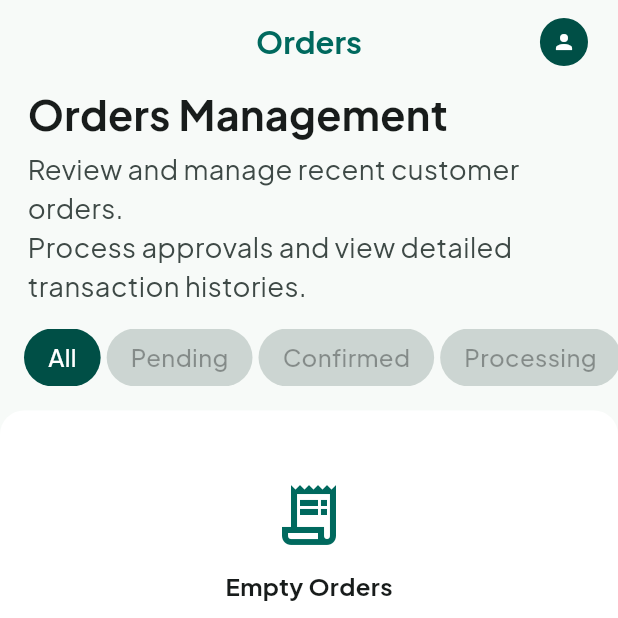
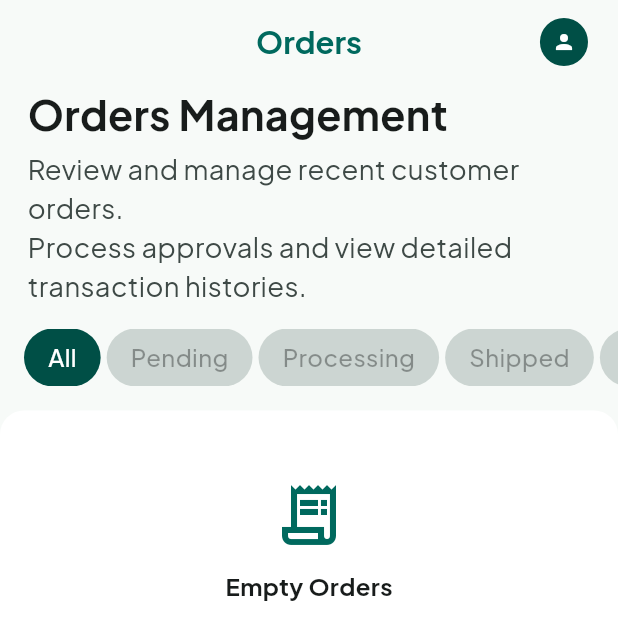
Before and after one commit to aliNassef/Lumna-Dashboard, a Flutter app: the OrdersView screen opened directly, on a phone screen of 412 x 824 dp, the top half of it. Run offline on Flutter 3.47's test engine with Material 3 defaults, Android fonts, the phone set to English and light mode, and no system bars; our stand-ins replace bloc, cached_network_image, dartz, data_table_2, dio, dotted_border and 20 more; missing offline and left inert: flutter_lazy_indexed_stack, mapbox_maps_flutter; accounts and stored records are empty; network calls fail.

Commit message:
feat: update order status handling and add stream data fetching

```diff
--- a/lib/core/database/database.dart
+++ b/lib/core/database/database.dart
@@ -48,7 +48,7 @@ abstract interface class Database {
     Map<String, dynamic> params = const {},
   });
 
-  // todo: adding stram get data
+
   Stream<List<Map<String, dynamic>>> stream({
     required String path,
     List<String> primaryKey = const ['id'],
--- a/lib/core/extensions/order_status.dart
+++ b/lib/core/extensions/order_status.dart
@@ -3,20 +3,17 @@ import 'package:flutter/material.dart';
 enum OrderStatus {
   all,
   pending,
-  confirmed,
   processing,
   shipped,
   delivered,
   cancelled,
-  refunded
+  refunded,
   ;
 
   static OrderStatus fromValue(String s) {
     switch (s) {
       case 'Pending':
         return OrderStatus.pending;
-      case 'Confirmed':
-        return OrderStatus.confirmed;
       case 'Processing':
         return OrderStatus.processing;
       case 'Shipped':
@@ -38,8 +35,6 @@ extension OrderStatusExtension on OrderStatus {
     switch (this) {
       case OrderStatus.pending:
         return 'Pending';
-      case OrderStatus.confirmed:
-        return 'Confirmed';
       case OrderStatus.processing:
         return 'Processing';
       case OrderStatus.shipped:
@@ -59,8 +54,6 @@ extension OrderStatusExtension on OrderStatus {
     switch (this) {
       case OrderStatus.pending:
         return const Color(0xFFFFF3E0);
-      case OrderStatus.confirmed:
-        return const Color(0xFFE3F2FD);
       case OrderStatus.processing:
         return const Color(0xFFEDE7F6);
       case OrderStatus.shipped:
@@ -80,8 +73,6 @@ extension OrderStatusExtension on OrderStatus {
     switch (this) {
       case OrderStatus.pending:
         return const Color(0xFFEF6C00);
-      case OrderStatus.confirmed:
-        return const Color(0xFF1565C0);
       case OrderStatus.processing:
         return const Color(0xFF5E35B1);
       case OrderStatus.shipped:
--- a/lib/features/account/data/datasource/location_remote_datasource.dart
+++ b/lib/features/account/data/datasource/location_remote_datasource.dart
@@ -13,7 +13,6 @@ class LocationRemoteDataSourceImpl implements LocationRemoteDataSource {
 
   @override
   Future<void> addStoreLocation(LocationModel location) async {
-    // todo: add it to database
     await Future.wait([
       _database.upsert(
         path: 'store_settings',
--- a/lib/features/orders/data/models/recent_order_model.dart
+++ b/lib/features/orders/data/models/recent_order_model.dart
@@ -49,7 +49,7 @@ final List<RecentOrderModel> dummyRecentOrders = [
     customerName: 'Sara Mahmoud',
     customerImage: 'https://randomuser.me/api/portraits/women/2.jpg',
     date: DateTime.now().subtract(const Duration(hours: 5)),
-    status: OrderStatus.confirmed,
+    status: OrderStatus.processing,
   ),
   RecentOrderModel(
     id: 'ORD-003',
--- a/lib/features/orders/presentation/widgets/pendng_order_card_item.dart
+++ b/lib/features/orders/presentation/widgets/pendng_order_card_item.dart
@@ -150,7 +150,7 @@ class PendingOrderCardItem extends StatelessWidget {
                   onPressed: () {
                     context.read<OrdersCubit>().updateOrderStatus(
                       order.id,
-                      OrderStatus.confirmed,
+                      OrderStatus.processing,
                     );
                   },
                 ),
```
